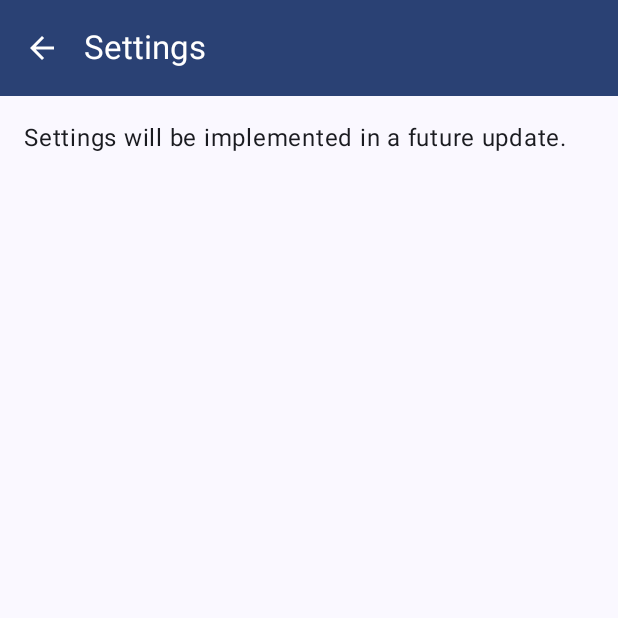
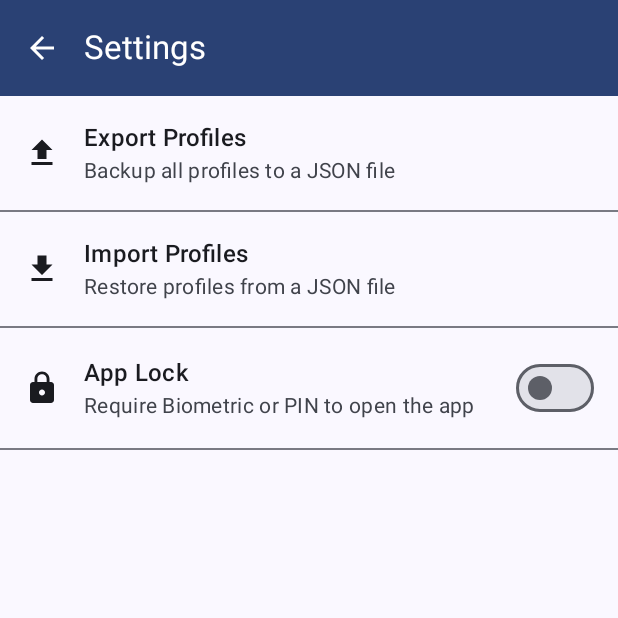
Before and after one commit to amnahwaida/sshvan, an Android app built with Jetpack Compose: the SettingsScreen screen opened through its navigation route, on a phone screen of 412 x 824 dp, the top half of it. Run offline under Robolectric (Android 15) with nearby library versions, the light colour scheme and no system bars; our stand-ins replace Dagger/Hilt's generated code; libraries missing offline, so code that uses them is left out: com.jcraft.jsch.

Commit message:
feat: add app lock, import/export profiles, and fix notification icon

```diff
--- a/app/build.gradle.kts
+++ b/app/build.gradle.kts
@@ -111,6 +111,12 @@ dependencies {
     // Splash Screen
     implementation("androidx.core:core-splashscreen:1.0.1")
 
+    // Biometric for App Lock
+    implementation("androidx.biometric:biometric:1.2.0-alpha05")
+
+    // Gson for JSON parsing (Import/Export)
+    implementation("com.google.code.gson:gson:2.11.0")
+
     // Debug
     debugImplementation("androidx.compose.ui:ui-tooling")
     debugImplementation("androidx.compose.ui:ui-test-manifest")
--- a/app/src/main/java/com/sshvan/tunnelmanager/presentation/ui/MainActivity.kt
+++ b/app/src/main/java/com/sshvan/tunnelmanager/presentation/ui/MainActivity.kt
@@ -1,25 +1,27 @@
 package com.sshvan.tunnelmanager.presentation.ui
 
 import android.Manifest
+import android.content.Context
 import android.content.pm.PackageManager
 import android.os.Build
 import android.os.Bundle
-import androidx.activity.ComponentActivity
 import androidx.activity.compose.setContent
 import androidx.activity.result.contract.ActivityResultContracts
 import androidx.compose.foundation.layout.fillMaxSize
 import androidx.compose.material3.MaterialTheme
 import androidx.compose.material3.Surface
+import androidx.compose.runtime.*
 import androidx.compose.ui.Modifier
 import androidx.core.content.ContextCompat
 import androidx.core.splashscreen.SplashScreen.Companion.installSplashScreen
+import androidx.fragment.app.FragmentActivity
 import androidx.navigation.compose.rememberNavController
 import com.sshvan.tunnelmanager.presentation.ui.navigation.AppNavGraph
 import com.sshvan.tunnelmanager.presentation.ui.theme.SSHTunnelManagerTheme
 import dagger.hilt.android.AndroidEntryPoint
 
 @AndroidEntryPoint
-class MainActivity : ComponentActivity() {
+class MainActivity : FragmentActivity() {
 
     private val requestPermissionLauncher = registerForActivityResult(
         ActivityResultContracts.RequestPermission()
@@ -50,8 +52,19 @@ class MainActivity : ComponentActivity() {
                     modifier = Modifier.fillMaxSize(),
                     color = MaterialTheme.colorScheme.background
                 ) {
-                    val navController = rememberNavController()
-                    AppNavGraph(navController = navController)
+                    val prefs = getSharedPreferences("app_prefs", Context.MODE_PRIVATE)
+                    val isAppLockEnabled = prefs.getBoolean("app_lock_enabled", false)
+
+                    var isAuthenticated by remember { mutableStateOf(!isAppLockEnabled) }
+
+                    if (isAuthenticated) {
+                        val navController = rememberNavController()
+                        AppNavGraph(navController = navController)
+                    } else {
+                        AppLockScreen(
+                            onAuthenticated = { isAuthenticated = true }
+                        )
+                    }
                 }
             }
         }
--- a/app/src/main/java/com/sshvan/tunnelmanager/presentation/ui/settings/SettingsScreen.kt
+++ b/app/src/main/java/com/sshvan/tunnelmanager/presentation/ui/settings/SettingsScreen.kt
@@ -1,27 +1,54 @@
 package com.sshvan.tunnelmanager.presentation.ui.settings
 
-import androidx.compose.foundation.layout.Column
-import androidx.compose.foundation.layout.fillMaxSize
-import androidx.compose.foundation.layout.padding
+import android.content.Context
+import androidx.activity.compose.rememberLauncherForActivityResult
+import androidx.activity.result.contract.ActivityResultContracts
+import androidx.compose.foundation.clickable
+import androidx.compose.foundation.layout.*
 import androidx.compose.material.icons.Icons
 import androidx.compose.material.icons.automirrored.filled.ArrowBack
-import androidx.compose.material3.ExperimentalMaterial3Api
-import androidx.compose.material3.Icon
-import androidx.compose.material3.IconButton
-import androidx.compose.material3.MaterialTheme
-import androidx.compose.material3.Scaffold
-import androidx.compose.material3.Text
-import androidx.compose.material3.TopAppBar
-import androidx.compose.material3.TopAppBarDefaults
-import androidx.compose.runtime.Composable
+import androidx.compose.material.icons.filled.Lock
+import androidx.compose.material.icons.filled.Upload
+import androidx.compose.material.icons.filled.Download
+import androidx.compose.material3.*
+import androidx.compose.runtime.*
+import androidx.compose.ui.Alignment
 import androidx.compose.ui.Modifier
+import androidx.compose.ui.platform.LocalContext
 import androidx.compose.ui.unit.dp
+import androidx.hilt.navigation.compose.hiltViewModel
 
 @OptIn(ExperimentalMaterial3Api::class)
 @Composable
 fun SettingsScreen(
-    onNavigateBack: () -> Unit
+    onNavigateBack: () -> Unit,
+    viewModel: SettingsViewModel = hiltViewModel()
 ) {
+    val context = LocalContext.current
+    val snackbarHostState = remember { SnackbarHostState() }
+
+    LaunchedEffect(true) {
+        viewModel.uiEvent.collect { event ->
+            when (event) {
+                is SettingsViewModel.UiEvent.ShowSnackbar -> {
+                    snackbarHostState.showSnackbar(event.message)
+                }
+            }
+        }
+    }
+
+    val exportLauncher = rememberLauncherForActivityResult(
+        contract = ActivityResultContracts.CreateDocument("application/json")
+    ) { uri ->
+        uri?.let { viewModel.exportProfiles(it) }
+    }
+
+    val importLauncher = rememberLauncherForActivityResult(
+        contract = ActivityResultContracts.OpenDocument()
+    ) { uri ->
+        uri?.let { viewModel.importProfiles(it) }
+    }
+
     Scaffold(
         topBar = {
             TopAppBar(
@@ -37,18 +64,94 @@ fun SettingsScreen(
                     navigationIconContentColor = MaterialTheme.colorScheme.onPrimary
                 )
             )
-        }
+        },
+        snackbarHost = { SnackbarHost(snackbarHostState) }
     ) { paddingValues ->
         Column(
             modifier = Modifier
                 .fillMaxSize()
                 .padding(paddingValues)
-                .padding(16.dp)
         ) {
-            Text(
-                text = "Settings will be implemented in a future update.",
-                style = MaterialTheme.typography.bodyLarge
+            SettingItem(
+                title = "Export Profiles",
+                description = "Backup all profiles to a JSON file",
+                icon = { Icon(Icons.Default.Upload, contentDescription = null) },
+                onClick = { exportLauncher.launch("sshvan_profiles.json") }
             )
+            Divider()
+            SettingItem(
+                title = "Import Profiles",
+                description = "Restore profiles from a JSON file",
+                icon = { Icon(Icons.Default.Download, contentDescription = null) },
+                onClick = { importLauncher.launch(arrayOf("application/json", "*/*")) }
+            )
+            Divider()
+
+            // App Lock Switch
+            val prefs = context.getSharedPreferences("app_prefs", Context.MODE_PRIVATE)
+            var isAppLockEnabled by remember {
+                mutableStateOf(prefs.getBoolean("app_lock_enabled", false))
+            }
+
+            SettingItemWithSwitch(
+                title = "App Lock",
+                description = "Require Biometric or PIN to open the app",
+                icon = { Icon(Icons.Default.Lock, contentDescription = null) },
+                checked = isAppLockEnabled,
+                onCheckedChange = { checked ->
+                    isAppLockEnabled = checked
+                    prefs.edit().putBoolean("app_lock_enabled", checked).apply()
+                }
+            )
+            Divider()
         }
     }
 }
+
+@Composable
+fun SettingItem(
+    title: String,
+    description: String,
+    icon: @Composable () -> Unit,
+    onClick: () -> Unit
+) {
+    Row(
+        modifier = Modifier
+            .fillMaxWidth()
+            .clickable(onClick = onClick)
+            .padding(16.dp),
+        verticalAlignment = Alignment.CenterVertically
+    ) {
+        icon()
+        Spacer(modifier = Modifier.width(16.dp))
+        Column(modifier = Modifier.weight(1f)) {
+            Text(text = title, style = MaterialTheme.typography.titleMedium)
+            Text(text = description, style = MaterialTheme.typography.bodyMedium, color = MaterialTheme.colorScheme.onSurfaceVariant)
+        }
+    }
+}
+
+@Composable
+fun SettingItemWithSwitch(
+    title: String,
+    description: String,
+    icon: @Composable () -> Unit,
+    checked: Boolean,
+    onCheckedChange: (Boolean) -> Unit
+) {
+    Row(
+        modifier = Modifier
+            .fillMaxWidth()
+            .clickable { onCheckedChange(!checked) }
+            .padding(16.dp),
+        verticalAlignment = Alignment.CenterVertically
+    ) {
+        icon()
+        Spacer(modifier = Modifier.width(16.dp))
+        Column(modifier = Modifier.weight(1f)) {
+            Text(text = title, style = MaterialTheme.typography.titleMedium)
+            Text(text = description, style = MaterialTheme.typography.bodyMedium, color = MaterialTheme.colorScheme.onSurfaceVariant)
+        }
+        Switch(checked = checked, onCheckedChange = onCheckedChange)
+    }
+}
--- /dev/null
+++ b/app/src/main/java/com/sshvan/tunnelmanager/presentation/ui/settings/SettingsViewModel.kt
@@ -0,0 +1,49 @@
+package com.sshvan.tunnelmanager.presentation.ui.settings
+
+import android.net.Uri
+import androidx.lifecycle.ViewModel
+import androidx.lifecycle.viewModelScope
+import com.sshvan.tunnelmanager.domain.usecase.ProfileExportImportUseCase
+import dagger.hilt.android.lifecycle.HiltViewModel
+import kotlinx.coroutines.flow.MutableSharedFlow
+import kotlinx.coroutines.flow.MutableStateFlow
+import kotlinx.coroutines.flow.SharedFlow
+import kotlinx.coroutines.flow.StateFlow
+import kotlinx.coroutines.launch
+import javax.inject.Inject
+
+@HiltViewModel
+class SettingsViewModel @Inject constructor(
+    private val exportImportUseCase: ProfileExportImportUseCase
+) : ViewModel() {
+
+    private val _uiEvent = MutableSharedFlow<UiEvent>()
+    val uiEvent: SharedFlow<UiEvent> = _uiEvent
+
+    fun exportProfiles(uri: Uri) {
+        viewModelScope.launch {
+            val result = exportImportUseCase.exportProfiles(uri)
+            if (result.isSuccess) {
+                _uiEvent.emit(UiEvent.ShowSnackbar("Profiles exported successfully"))
+            } else {
+                _uiEvent.emit(UiEvent.ShowSnackbar("Failed to export: ${result.exceptionOrNull()?.message}"))
+            }
+        }
+    }
+
+    fun importProfiles(uri: Uri) {
+        viewModelScope.launch {
+            val result = exportImportUseCase.importProfiles(uri)
+            if (result.isSuccess) {
+                val count = result.getOrNull() ?: 0
+                _uiEvent.emit(UiEvent.ShowSnackbar("Successfully imported $count profiles"))
+            } else {
+                _uiEvent.emit(UiEvent.ShowSnackbar("Failed to import: ${result.exceptionOrNull()?.message}"))
+            }
+        }
+    }
+
+    sealed class UiEvent {
+        data class ShowSnackbar(val message: String) : UiEvent()
+    }
+}
--- a/app/src/main/res/drawable/ic_tunnel.xml
+++ b/app/src/main/res/drawable/ic_tunnel.xml
@@ -4,12 +4,12 @@
     android:viewportWidth="24"
     android:viewportHeight="24">
     <path
-        android:fillColor="#FF000000"
+        android:fillColor="#FFFFFFFF"
         android:pathData="M12,2C6.48,2 2,6.48 2,12s4.48,10 10,10 10,-4.48 10,-10S17.52,2 12,2zM12,20c-4.41,0 -8,-3.59 -8,-8s3.59,-8 8,-8 8,3.59 8,8 -3.59,8 -8,8z"/>
     <path
-        android:fillColor="#FF000000"
+        android:fillColor="#FFFFFFFF"
         android:pathData="M11,7h2v6h-2z"/>
     <path
-        android:fillColor="#FF000000"
+        android:fillColor="#FFFFFFFF"
         android:pathData="M11,15h2v2h-2z"/>
 </vector>
```
Also changed, not shown: app/src/main/java/com/sshvan/tunnelmanager/di/AppModule.kt (added, +20 -0 lines), app/src/main/java/com/sshvan/tunnelmanager/domain/usecase/ProfileExportImportUseCase.kt (added, +56 -0 lines), app/src/main/java/com/sshvan/tunnelmanager/presentation/ui/AppLockScreen.kt (added, +127 -0 lines), 1 other file.
